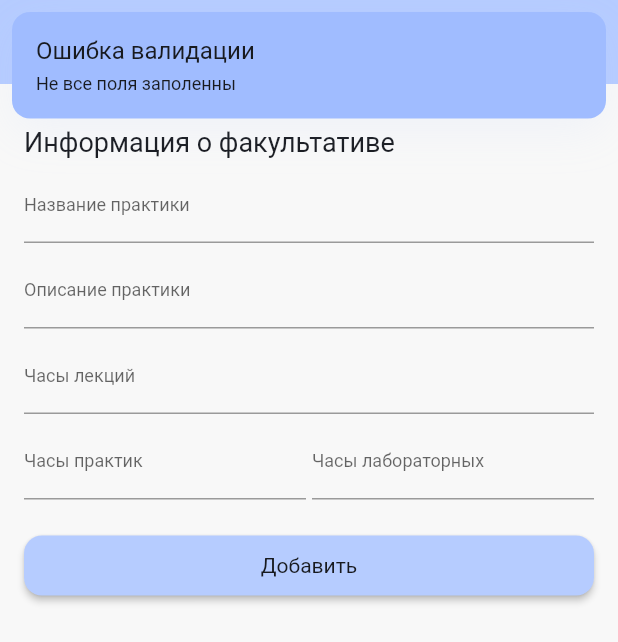
After one commit to Kislotkaa/optovka-flutter, a Flutter app: the NewFacultView screen opened by its route, after a tap on "Добавить", on a phone screen of 412 x 824 dp. The commit adds this screen. Shown: the top 642 px of the screen. Run offline on Flutter 3.47's test engine with Material 2 defaults, Android fonts, the phone set to English and light mode, and no system bars; our stand-ins replace dartx, get, modal_bottom_sheet, sqflite, url_launcher_web; accounts and stored records are empty.

Commit message:
add facult

```diff
--- a/lib/app/controllers/sqllite_controller.dart
+++ b/lib/app/controllers/sqllite_controller.dart
@@ -45,6 +45,21 @@ class SqlLiteController extends GetxController {
       returnData.add(Facult.fromMap(element));
     });
     return returnData;
+  }
+
+  Future<void> addFacult(name, description, lecti, practic, lab) async {
+    var uuid = Uuid();
+    await _db.insert(
+      'facult',
+      Facult(
+        uuid.v4(),
+        name,
+        description,
+        lecti,
+        practic,
+        lab,
+      ).toMap(),
+    );
   }
 
   Future<List<UserFacult?>> getPurchaseProducts(String id) async {
@@ -201,6 +216,10 @@ class SqlLiteController extends GetxController {
     await _db.delete('user', where: '"id" = ?', whereArgs: [id]);
   }
 
+  Future<void> delfacult(String id) async {
+    await _db.delete('facult', where: '"id" = ?', whereArgs: [id]);
+  }
+
   Future<Facult?> getProductByPk(String id) async {
     final result =
         await _db.query('facult', where: '"id" = ?', whereArgs: [id]);
--- a/lib/app/modules/home/controllers/home_controller.dart
+++ b/lib/app/modules/home/controllers/home_controller.dart
@@ -1,6 +1,9 @@
+import 'package:facult/app/routes/app_pages.dart';
 import 'package:get/get.dart';
 import 'package:facult/app/controllers/sqllite_controller.dart';
 import 'package:facult/app/model/facult.dart';
+
+import '../../../utils/extends.dart';
 
 class HomeController extends GetxController {
   HomeController({
@@ -15,6 +18,11 @@ class HomeController extends GetxController {
 
   @override
   Future<void> onInit() async {
+    await getFaluct();
+    super.onInit();
+  }
+
+  Future<void> getFaluct() async {
     try {
       isLoading.value = true;
       list.value = await sqlController.getProducts();
@@ -24,6 +32,29 @@ class HomeController extends GetxController {
     } finally {
       isLoading.value = false;
     }
-    super.onInit();
+  }
+
+  Future<void> newFacult() async {
+    await Get.toNamed(Routes.NEW_FACULT)?.then((value) async {
+      await getFaluct();
+    });
+  }
+
+  Future<void> delFacult(String id) async {
+    await showDefaultDialog(
+      cancelAction: () {
+        Get.back();
+      },
+      cancelText: 'Отмена',
+      confirmAction: () {
+        Get.back();
+        sqlController.delfacult(id);
+      },
+      confirmText: 'Уверен',
+      middleText: 'Вы уверены что хотите удалить факультет?',
+      title: 'Удаление факультета',
+    ).then((value) async {
+      await getFaluct();
+    });
   }
 }
--- a/lib/app/modules/home/views/home_view.dart
+++ b/lib/app/modules/home/views/home_view.dart
@@ -1,3 +1,4 @@
+import 'package:facult/app/resources/app_colors.dart';
 import 'package:flutter/material.dart';
 import 'package:get/get.dart';
 import 'package:facult/app/model/facult.dart';
@@ -11,6 +12,11 @@ class HomeView extends GetView<HomeController> {
   @override
   Widget build(BuildContext context) {
     return Scaffold(
+      floatingActionButton: FloatingActionButton(
+        backgroundColor: AppColors.primaryConst,
+        onPressed: () async => await controller.newFacult(),
+        child: Icon(Icons.add, color: Colors.black),
+      ),
       appBar: AppBar(
         title: BaseTitle('Факультативы'),
         centerTitle: false,
@@ -44,6 +50,8 @@ class HomeView extends GetView<HomeController> {
                     itemBuilder: (context, i) {
                       return Obx(
                         () => GestureDetector(
+                          onLongPress: () =>
+                              controller.delFacult(controller.list[i]!.id),
                           onTap: () => Get.toNamed(
                             Routes.DETAIL_FACULT,
                             arguments: controller.list[i],
--- /dev/null
+++ b/lib/app/modules/new_facult/bindings/new_facult_binding.dart
@@ -0,0 +1,12 @@
+import 'package:get/get.dart';
+
+import '../controllers/new_facult_controller.dart';
+
+class NewFacultBinding extends Bindings {
+  @override
+  void dependencies() {
+    Get.lazyPut<NewFacultController>(
+      () => NewFacultController(sqlLiteController: Get.find()),
+    );
+  }
+}
--- /dev/null
+++ b/lib/app/modules/new_facult/controllers/new_facult_controller.dart
@@ -0,0 +1,46 @@
+import 'package:dartx/dartx.dart';
+import 'package:facult/app/controllers/sqllite_controller.dart';
+import 'package:facult/app/utils/extends.dart';
+import 'package:flutter/material.dart';
+import 'package:get/get.dart';
+
+class NewFacultController extends GetxController {
+  NewFacultController({required this.sqlLiteController});
+
+  final SqlLiteController sqlLiteController;
+
+  TextEditingController name = TextEditingController();
+  TextEditingController description = TextEditingController();
+  TextEditingController lecti = TextEditingController();
+  TextEditingController practic = TextEditingController();
+  TextEditingController lab = TextEditingController();
+
+  bool valid() {
+    if (name.text == '') return false;
+    if (description.text == '') return false;
+    if (lecti.text == '') return false;
+    if (practic.text == '') return false;
+    if (lab.text == '') return false;
+
+    return true;
+  }
+
+  Future<void> addNewFacult() async {
+    if (valid()) {
+      try {
+        await sqlLiteController.addFacult(
+          name.text,
+          description.text,
+          lecti.text,
+          practic.text,
+          lab.text,
+        );
+      } catch (e) {
+        print(e);
+        showSnackbar('Произошла внутренняя ошибка', 'Ошибка');
+      }
+    } else {
+      showSnackbar('Не все поля заполенны', 'Ошибка валидации');
+    }
+  }
+}
--- /dev/null
+++ b/lib/app/modules/new_facult/views/new_facult_view.dart
@@ -0,0 +1,103 @@
+import 'package:facult/app/widgets/base_title.dart';
+import 'package:flutter/material.dart';
+import 'package:flutter/services.dart';
+
+import 'package:get/get.dart';
+
+import '../controllers/new_facult_controller.dart';
+
+class NewFacultView extends GetView<NewFacultController> {
+  @override
+  Widget build(BuildContext context) {
+    return Scaffold(
+      appBar: AppBar(
+        title: BaseTitle('Новый факультет'),
+        centerTitle: true,
+      ),
+      body: Stack(
+        children: [
+          ListView(
+            children: [
+              SizedBox(height: 12),
+              Text(
+                'Информация о факультативе',
+                style: Get.textTheme.headline1,
+              ),
+              SizedBox(height: 6),
+              TextFormField(
+                controller: controller.name,
+                inputFormatters: [
+                  FilteringTextInputFormatter.allow(
+                      RegExp('[a-zA-Zdasа-яА-Я_ ]')),
+                ],
+                decoration: InputDecoration(
+                  labelText: 'Название практики',
+                ),
+              ),
+              SizedBox(height: 6),
+              TextFormField(
+                controller: controller.description,
+                inputFormatters: [
+                  FilteringTextInputFormatter.allow(
+                      RegExp('[a-zA-Zdasа-яА-Я_ ]')),
+                ],
+                decoration: InputDecoration(
+                  labelText: 'Описание практики',
+                ),
+              ),
+              SizedBox(height: 6),
+              TextFormField(
+                controller: controller.lecti,
+                inputFormatters: [
+                  FilteringTextInputFormatter.allow(RegExp('[0-9]'))
+                ],
+                decoration: InputDecoration(
+                  labelText: 'Часы лекций',
+                ),
+              ),
+              SizedBox(height: 6),
+              Row(
+                children: [
+                  Expanded(
+                    child: TextFormField(
+                      controller: controller.practic,
+                      inputFormatters: [
+                        FilteringTextInputFormatter.allow(RegExp('[0-9]')),
+                      ],
+                      decoration: InputDecoration(
+                        labelText: 'Часы практик',
+                      ),
+                    ),
+                  ),
+                  SizedBox(width: 4),
+                  Expanded(
+                    child: TextFormField(
+                      controller: controller.lab,
+                      inputFormatters: [
+                        FilteringTextInputFormatter.allow(RegExp('[0-9]')),
+                      ],
+                      decoration: InputDecoration(
+                        labelText: 'Часы лабораторных',
+                      ),
+                    ),
+                  ),
+                ],
+              ),
+              SizedBox(height: 24),
+              SizedBox(
+                height: 40,
+                child: ElevatedButton(
+                  onPressed: () => controller.addNewFacult(),
+                  child: Text(
+                    'Добавить',
+                    style: Get.textTheme.bodyText2,
+                  ),
+                ),
+              )
+            ],
+          ),
+        ],
+      ).paddingAll(16),
+    );
+  }
+}
--- a/lib/app/routes/app_pages.dart
+++ b/lib/app/routes/app_pages.dart
@@ -12,6 +12,8 @@ import '../modules/home/bindings/home_binding.dart';
 import '../modules/home/bindings/home_binding.dart';
 import '../modules/home/views/home_view.dart';
 import '../modules/home/views/home_view.dart';
+import '../modules/new_facult/bindings/new_facult_binding.dart';
+import '../modules/new_facult/views/new_facult_view.dart';
 import '../modules/new_student/bindings/new_student_binding.dart';
 import '../modules/new_student/views/new_student_view.dart';
 import '../modules/students/bindings/students_binding.dart';
@@ -67,5 +69,10 @@ class AppPages {
       page: () => AddGradeStudentView(),
       binding: AddGradeStudentBinding(),
     ),
+    GetPage(
+      name: _Paths.NEW_FACULT,
+      page: () => NewFacultView(),
+      binding: NewFacultBinding(),
+    ),
   ];
 }
--- a/lib/app/routes/app_routes.dart
+++ b/lib/app/routes/app_routes.dart
@@ -10,6 +10,7 @@ abstract class Routes {
   static const DETAIL_FACULT = _Paths.DETAIL_FACULT;
   static const ADD_STUDENT_FACULT = _Paths.ADD_STUDENT_FACULT;
   static const ADD_GRADE_STUDENT = _Paths.ADD_GRADE_STUDENT;
+  static const NEW_FACULT = _Paths.NEW_FACULT;
 }
 
 abstract class _Paths {
@@ -21,4 +22,5 @@ abstract class _Paths {
   static const DETAIL_FACULT = '/detail-facult';
   static const ADD_STUDENT_FACULT = '/add-student-facult';
   static const ADD_GRADE_STUDENT = '/add-grade-student';
+  static const NEW_FACULT = '/new-facult';
 }
```
